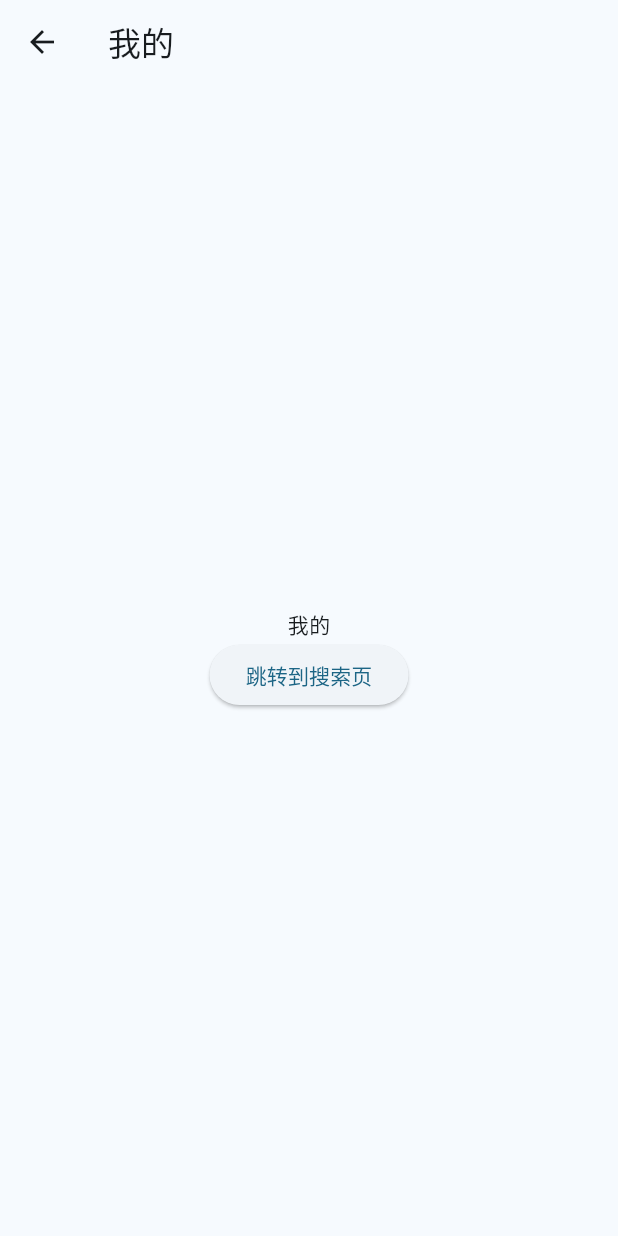
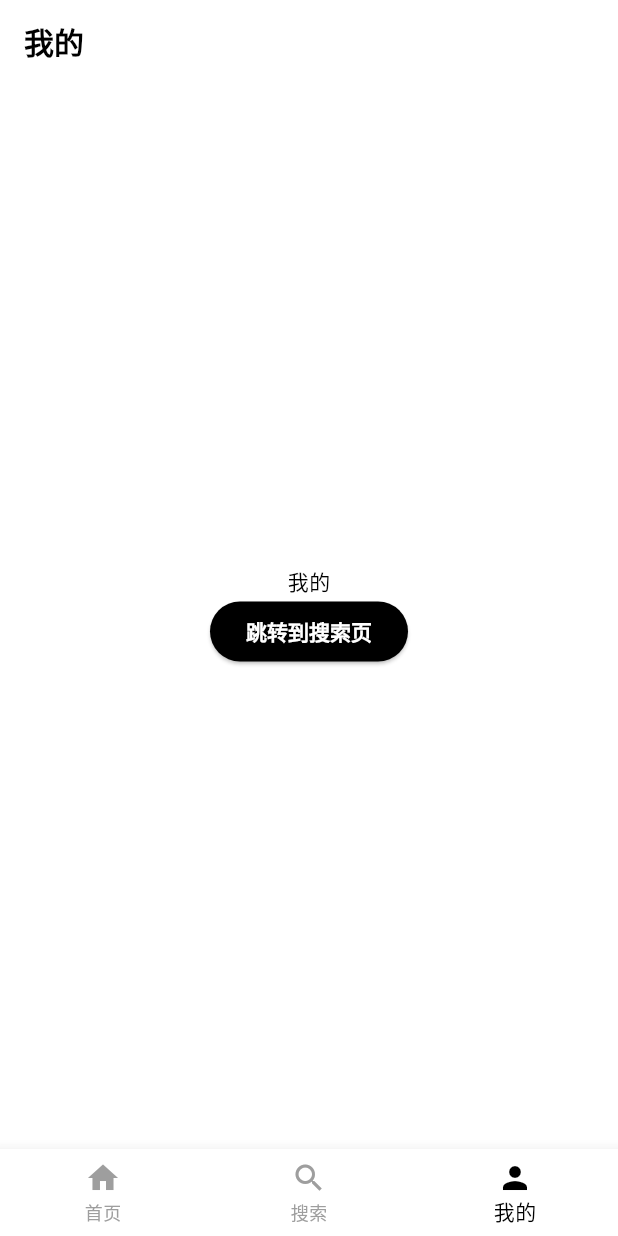
Before and after one commit to Xi-Yuer/CoderHubApp, a Flutter app: the screen it shows after launch, item 3 of the bottom bar chosen, on a phone screen of 412 x 824 dp. Run offline on Flutter 3.47's test engine with Material 3 defaults, Android fonts, the phone set to English and light mode, and no system bars; our stand-ins replace dio, flutter_swiper_view, pull_to_refresh; missing offline and left inert: flutter_inappwebview; network calls fail.

Commit message:
feat: 实现底部导航栏功能并优化页面结构
- 新增 IndexPage 作为主页面，包含底部导航栏和三个子页面- 重构 App 类，使用传入的 title 参数
- 新增 AppStrings 类统一管理应用字符串- 优化主题样式，创建 themeData 对象
- 修改路由配置，支持新的主页面和子页面
- 更新 MyPage 中的跳转逻辑，使用 tabIndexNotifier 切换页面
- 重构 HomePage，移除底部导航栏

```diff
--- a/lib/app.dart
+++ b/lib/app.dart
@@ -1,11 +1,15 @@
 import 'package:demo/constant/app_route_path.dart';
 import 'package:demo/provider/index.dart';
 import 'package:demo/route/index.dart';
+import 'package:demo/theme/index.dart';
 import 'package:flutter/material.dart';
 import 'package:provider/provider.dart';
+import 'global/index.dart';
 
 class App extends StatelessWidget {
-  const App(String title, {super.key});
+  final String title;
+
+  const App({required this.title, super.key});
 
   @override
   Widget build(BuildContext context) {
@@ -14,14 +18,11 @@ class App extends StatelessWidget {
         ChangeNotifierProvider<AppProvider>(create: (_) => AppProvider()),
       ],
       child: MaterialApp(
-        title: 'Flutter Demo',
-        theme: ThemeData(
-          colorScheme: ColorScheme.fromSeed(seedColor: Colors.lightBlueAccent),
-        ),
+        title: title,
+        theme: themeData,
         initialRoute: AppRoutePath.index,
         onGenerateRoute: onGenerateRoute,
-        navigatorKey: GlobalKey(),
-        // home: const HomePage('Flutter Demo Home Page'),
+        navigatorKey: navigatorKey,
       ),
     );
   }
--- a/lib/constant/app_route_path.dart
+++ b/lib/constant/app_route_path.dart
@@ -1,5 +1,6 @@
 class AppRoutePath {
   static const String index = '/';
+  static const String home = '/home';
   static const String search = '/search';
   static const String my = '/my';
   static const String webView = '/webView';
--- /dev/null
+++ b/lib/constant/app_string.dart
@@ -0,0 +1,3 @@
+class AppStrings {
+  static final String appName = 'CoderHub';
+}
--- /dev/null
+++ b/lib/global/index.dart
@@ -0,0 +1,5 @@
+import 'package:flutter/material.dart';
+
+final GlobalKey<NavigatorState> navigatorKey = GlobalKey<NavigatorState>();
+
+final ValueNotifier<int> tabIndexNotifier = ValueNotifier<int>(0);
--- a/lib/main.dart
+++ b/lib/main.dart
@@ -1,7 +1,8 @@
 import 'package:flutter/material.dart';
 
 import 'app.dart';
+import 'constant/app_string.dart';
 
 void main() {
-  runApp(const App("CoderHub"));
+  runApp(App(title: AppStrings.appName));
 }
--- /dev/null
+++ b/lib/pages/index.dart
@@ -0,0 +1,60 @@
+import 'package:demo/global/index.dart';
+import 'package:demo/pages/home/page.dart';
+import 'package:demo/pages/my/index.dart';
+import 'package:demo/pages/search/index.dart';
+import 'package:flutter/material.dart';
+
+class IndexPage extends StatefulWidget {
+  const IndexPage({super.key});
+
+  @override
+  IndexPageState createState() => IndexPageState();
+}
+
+class IndexPageState extends State<IndexPage> {
+  int _currentIndex = 0;
+
+  // 用于保持每个 tab 页面的状态
+  final List<Widget> _pages = [HomePage("首页"), SearchPage(), MyPage()];
+
+  @override
+  void initState() {
+    super.initState();
+    tabIndexNotifier.addListener(_onTabChanged);
+  }
+
+  @override
+  void dispose() {
+    tabIndexNotifier.removeListener(_onTabChanged);
+    super.dispose();
+  }
+
+  void _onTabChanged() {
+    setState(() {
+      _currentIndex = tabIndexNotifier.value;
+    });
+  }
+
+  @override
+  Widget build(BuildContext context) {
+    return Scaffold(
+      body: IndexedStack(index: _currentIndex, children: _pages),
+      bottomNavigationBar: BottomNavigationBar(
+        type: BottomNavigationBarType.fixed,
+        currentIndex: _currentIndex,
+        selectedItemColor: Colors.black,
+        unselectedItemColor: Colors.grey,
+        onTap: (index) {
+          setState(() {
+            tabIndexNotifier.value = index;
+          });
+        },
+        items: const [
+          BottomNavigationBarItem(icon: Icon(Icons.home), label: '首页'),
+          BottomNavigationBarItem(icon: Icon(Icons.search), label: '搜索'),
+          BottomNavigationBarItem(icon: Icon(Icons.person), label: '我的'),
+        ],
+      ),
+    );
+  }
+}
--- a/lib/pages/my/index.dart
+++ b/lib/pages/my/index.dart
@@ -1,3 +1,4 @@
+import 'package:demo/global/index.dart';
 import 'package:flutter/material.dart';
 
 class MyPage extends StatefulWidget {
@@ -19,7 +20,8 @@ class _MyPageState extends State<MyPage> {
             const Text('我的'),
             ElevatedButton(
               onPressed: () {
-                Navigator.pushNamed(context, '/search');
+                tabIndexNotifier.value = 1; // 切换到搜索页
+                Navigator.popUntil(context, (route) => route.isFirst); // 跳转到首页
               },
               child: const Text('跳转到搜索页'),
             ),
--- a/lib/provider/index.dart
+++ b/lib/provider/index.dart
@@ -9,4 +9,5 @@ class AppProvider extends ChangeNotifier {
     bannerData = await getBanner();
     notifyListeners();
   }
+
 }
--- a/lib/route/index.dart
+++ b/lib/route/index.dart
@@ -1,5 +1,6 @@
 import 'package:demo/constant/app_route_path.dart';
 import 'package:demo/pages/home/page.dart';
+import 'package:demo/pages/index.dart';
 import 'package:demo/pages/my/index.dart';
 import 'package:demo/pages/search/index.dart';
 import 'package:demo/pages/webView/index.dart';
@@ -8,6 +9,8 @@ import 'package:flutter/material.dart';
 Route<dynamic>? onGenerateRoute(RouteSettings settings) {
   switch (settings.name) {
     case AppRoutePath.index:
+      return MaterialPageRoute(builder: (_) => IndexPage());
+    case AppRoutePath.home:
       return MaterialPageRoute(builder: (_) => const HomePage("首页"));
     case AppRoutePath.webView:
       final args = settings.arguments as Map<String, dynamic>;
--- /dev/null
+++ b/lib/theme/index.dart
@@ -0,0 +1,67 @@
+import 'package:flutter/material.dart';
+
+ThemeData themeData = ThemeData(
+  // 确保是浅色基调
+  brightness: Brightness.light,
+  // 主颜色
+  primaryColor: Colors.black,
+  // 页面背景白色
+  scaffoldBackgroundColor: Colors.white,
+
+  // 全局文字样式
+  textTheme: TextTheme(
+    bodyLarge: TextStyle(color: Colors.black),
+    bodyMedium: TextStyle(color: Colors.black),
+    titleLarge: TextStyle(color: Colors.black),
+    labelLarge: TextStyle(color: Colors.black),
+  ),
+
+  // ElevatedButton 全局样式
+  elevatedButtonTheme: ElevatedButtonThemeData(
+    style: ElevatedButton.styleFrom(
+      backgroundColor: Colors.black,
+      foregroundColor: Colors.white,
+      textStyle: TextStyle(fontWeight: FontWeight.bold),
+    ),
+  ),
+
+  // TextButton 全局样式
+  textButtonTheme: TextButtonThemeData(
+    style: TextButton.styleFrom(
+      foregroundColor: Colors.black,
+      textStyle: TextStyle(fontWeight: FontWeight.bold),
+    ),
+  ),
+
+  // OutlinedButton 全局样式
+  outlinedButtonTheme: OutlinedButtonThemeData(
+    style: OutlinedButton.styleFrom(
+      foregroundColor: Colors.black,
+      side: BorderSide(color: Colors.black),
+      textStyle: TextStyle(fontWeight: FontWeight.bold),
+    ),
+  ),
+
+  // AppBar 黑色主题
+  appBarTheme: AppBarTheme(
+    backgroundColor: Colors.white,
+    foregroundColor: Colors.black,
+    elevation: 0,
+    titleTextStyle: TextStyle(
+      color: Colors.black,
+      fontSize: 20,
+      fontWeight: FontWeight.bold,
+    ),
+    iconTheme: IconThemeData(color: Colors.black),
+  ),
+
+  // 底部导航栏
+  bottomNavigationBarTheme: BottomNavigationBarThemeData(
+    backgroundColor: Colors.white,
+    selectedItemColor: Colors.black,
+    unselectedItemColor: Colors.black,
+  ),
+
+  // 滚动条样式
+  progressIndicatorTheme: ProgressIndicatorThemeData(color: Colors.black),
+);
```
Also changed, not shown: lib/pages/home/page.dart (+0 -23 lines), lib/widgets/webview/index.dart (+8 -1 lines), 1 other file.
